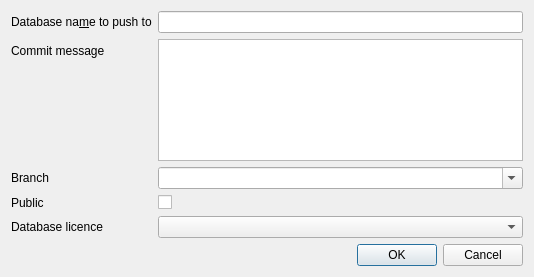
This is src/RemotePushDialog.ui in sqlitebrowser/sqlitebrowser as Qt 5 draws it before an edit. The edited form follows.
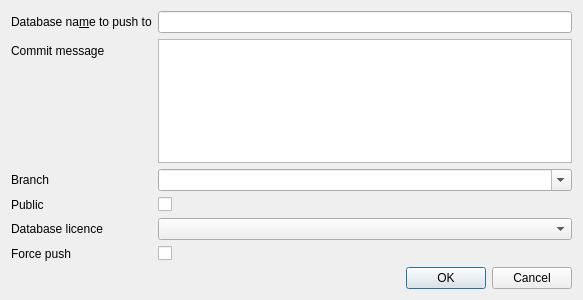
This is the edited form.

Commit message: dbhub: Add foce push option to push dialog

The edit to the form file:
```diff
--- a/src/RemotePushDialog.ui
+++ b/src/RemotePushDialog.ui
@@ -6,8 +6,8 @@
    <rect>
     <x>0</x>
     <y>0</y>
-    <width>534</width>
-    <height>277</height>
+    <width>583</width>
+    <height>300</height>
    </rect>
   </property>
   <property name="windowTitle">
@@ -110,6 +110,19 @@
        </property>
       </widget>
      </item>
+     <item row="5" column="0">
+      <widget class="QLabel" name="label_6">
+       <property name="text">
+        <string>Force push</string>
+       </property>
+       <property name="buddy">
+        <cstring>checkForce</cstring>
+       </property>
+      </widget>
+     </item>
+     <item row="5" column="1">
+      <widget class="QCheckBox" name="checkForce"/>
+     </item>
     </layout>
    </item>
    <item>
```
Left out of the diff: 16 changed lines with no effect on the pictures. The commit also changes 5 other files.
